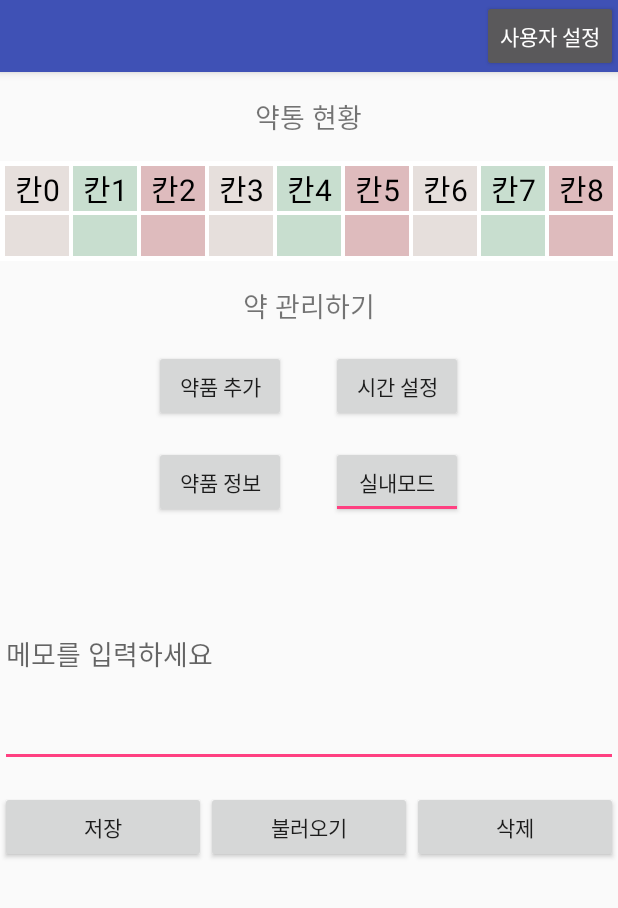
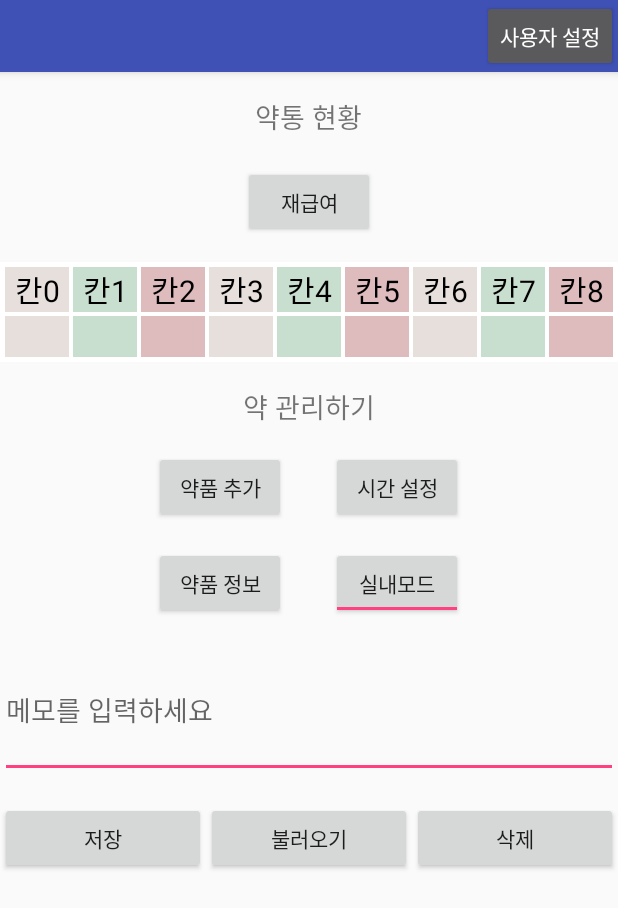
Before and after one commit to RabbitG29/SmartCanine, an Android app: the screen it shows after launch (MainActivity), on a phone screen of 412 x 824 dp. Shown: the top 908 px of the screen. Run offline under Robolectric (Android 15) with nearby library versions, the phone set to English and light mode, and no system bars; our stand-ins replace Firebase (no records; nobody signed in at launch, a user with empty details on screens opened directly); pictures from the network do not load.

Commit message:
약 다 먹었을 때 수정

```diff
--- a/app/src/main/res/layout/content_main.xml
+++ b/app/src/main/res/layout/content_main.xml
@@ -7,7 +7,6 @@
     app:layout_behavior="@string/appbar_scrolling_view_behavior"
     tools:context=".MainActivity"
     tools:showIn="@layout/activity_main">
-
     <TextView
         android:layout_width="wrap_content"
         android:layout_height="wrap_content"
@@ -17,18 +16,32 @@
         android:id="@+id/title"
         android:layout_marginTop="@dimen/fab_margin"
         />
-
+    <TextView
+        android:layout_width="wrap_content"
+        android:layout_height="wrap_content"
+        android:text=""
+        android:id="@+id/empty"
+        android:layout_centerHorizontal="true"
+        android:layout_below="@id/title"
+        />
+    <Button
+        android:layout_width="wrap_content"
+        android:layout_height="wrap_content"
+        android:layout_centerHorizontal="true"
+        android:layout_below="@id/empty"
+        android:id="@+id/add"
+        android:text="재급여"
+        />
     <TableLayout
         android:layout_width="match_parent"
         android:layout_height="wrap_content"
         android:id="@+id/table"
-        android:layout_below="@id/title"
+        android:layout_below="@id/add"
         android:layout_marginTop="@dimen/fab_margin"
         android:background="#FFFFFF"
         android:padding="2dp"
         android:stretchColumns="*"
         >
-
         <TableRow
             android:background="#FFFFFF">
             <TextView
@@ -242,9 +255,7 @@
                 android:layout_margin="1dp"
                 />
         </TableRow>
-
     </TableLayout>
-
     <TextView
         android:layout_width="wrap_content"
         android:layout_height="wrap_content"
@@ -255,7 +266,6 @@
         android:textSize="18sp"
         android:id="@+id/manage"
         />
-
     <LinearLayout
         android:layout_width="wrap_content"
         android:layout_height="wrap_content"
@@ -306,7 +316,7 @@
     </LinearLayout>
     <EditText
         android:layout_width="match_parent"
-        android:layout_height="150dp"
+        android:layout_height="90dp"
         android:id="@+id/memo"
         android:hint="메모를 입력하세요"
         android:layout_below="@id/linear2"
@@ -340,7 +350,5 @@
             android:id="@+id/deleteButton"
             android:layout_weight="1"
             />
-
     </LinearLayout>
-
 </RelativeLayout>
```
Also changed, not shown: app/src/main/java/kr/inha/ice/smartcanine/MainActivity.java (+59 -16 lines), app/src/main/res/drawable/english.JPG (added).
